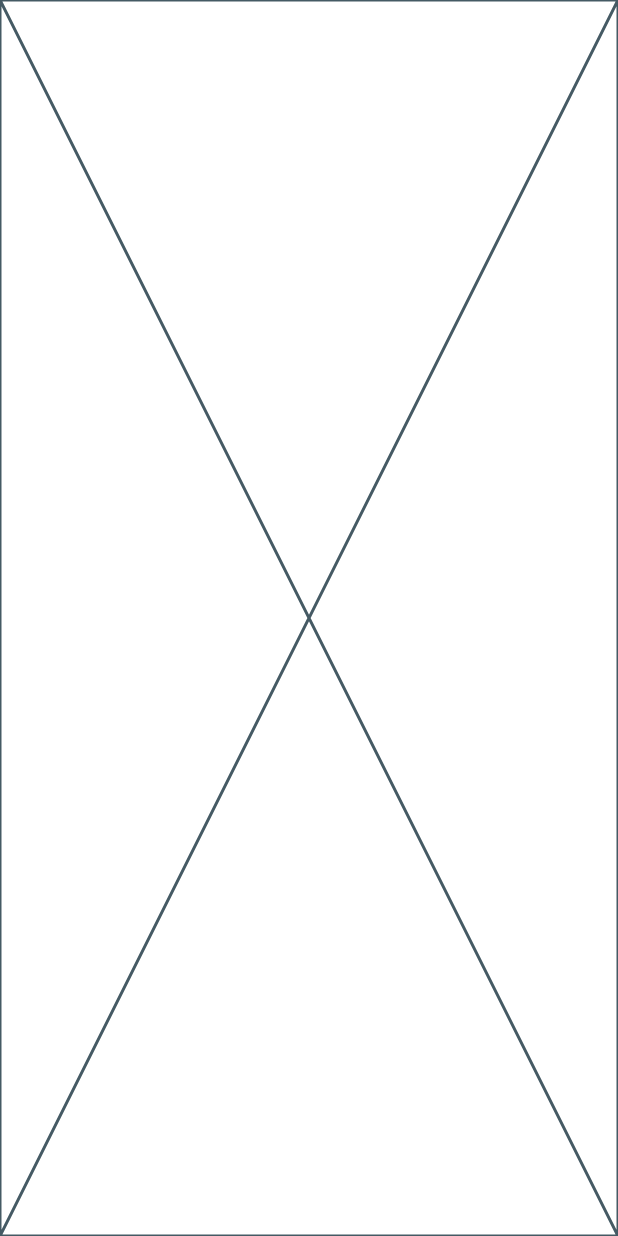
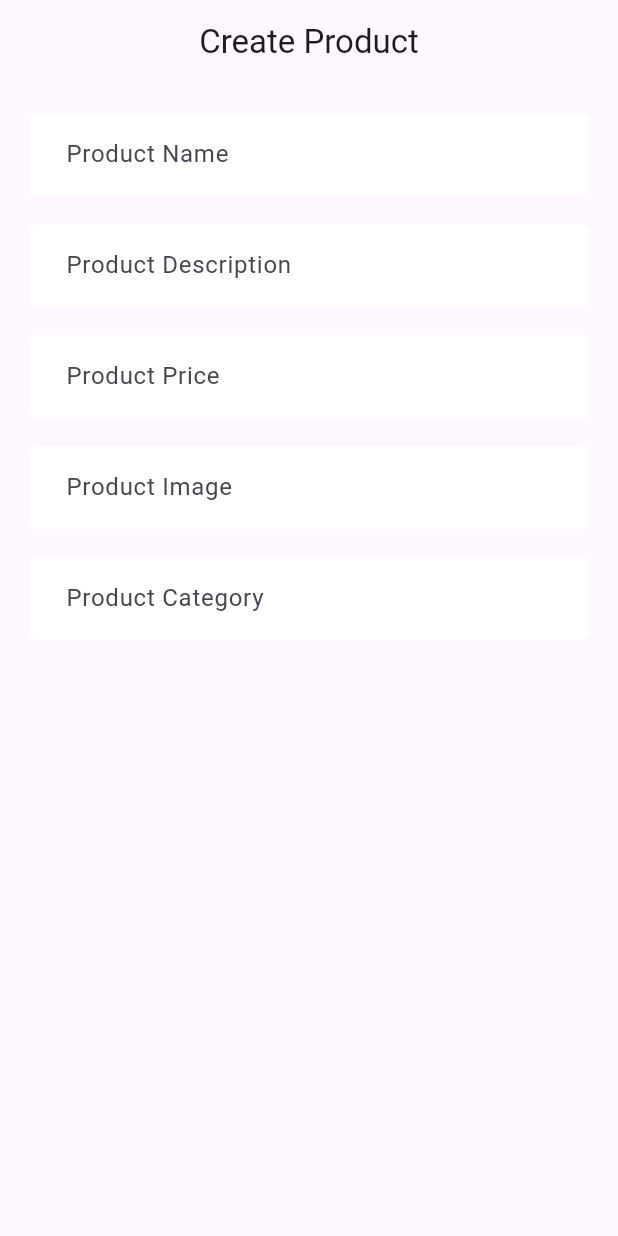
Before and after one commit to sabbirafmkhan/crudapp1, a Flutter app: the screen it shows after launch, on a phone screen of 412 x 824 dp. Run offline on Flutter 3.47's test engine with Material 3 defaults, Android fonts, the phone set to English and light mode, and no system bars.

Commit message:
create screen and style button add

```diff
--- a/lib/main.dart
+++ b/lib/main.dart
@@ -2,7 +2,7 @@ import 'package:crudapp1/screens/ProductCreateScreen.dart';
 import 'package:flutter/material.dart';
 
 void main() {
-  runApp(const MyApp());
+  runApp(MyApp());
 }
 
 class MyApp extends StatelessWidget {
@@ -12,11 +12,8 @@ class MyApp extends StatelessWidget {
   @override
   Widget build(BuildContext context) {
     return MaterialApp(
-      title: 'Flutter Demo',
-      theme: ThemeData(
-        colorScheme: ColorScheme.fromSeed(seedColor: Colors.deepPurple),
-      ),
-      home: const ProductCreateScreen(),
+      debugShowCheckedModeBanner: false,
+      home: ProductCreateScreen(),
     );
   }
 }
--- a/lib/screens/ProductCreateScreen.dart
+++ b/lib/screens/ProductCreateScreen.dart
@@ -1,4 +1,6 @@
 import 'package:flutter/material.dart';
+
+import '../style/style.dart';
 
 class ProductCreateScreen extends StatefulWidget {
   const ProductCreateScreen({super.key});
@@ -10,6 +12,45 @@ class ProductCreateScreen extends StatefulWidget {
 class _ProductCreateScreenState extends State<ProductCreateScreen> {
   @override
   Widget build(BuildContext context) {
-    return const Placeholder();
+    return Scaffold(
+      appBar: AppBar(title: Text("Create Product"), centerTitle: true),
+      body: Stack(
+        children: [
+          Container(
+            child: SingleChildScrollView(
+              padding: EdgeInsets.all(20),
+              child: Column(
+                children: [
+                  TextFormField(
+                    onChanged: (value) {},
+                    decoration: appInputDecoration("Product Name"),
+                  ),
+                  SizedBox(height: 20),
+                  TextFormField(
+                    onChanged: (value) {},
+                    decoration: appInputDecoration("Product Description"),
+                  ),
+                  SizedBox(height: 20),
+                  TextFormField(
+                    onChanged: (value) {},
+                    decoration: appInputDecoration("Product Price"),
+                  ),
+                  SizedBox(height: 20),
+                  TextFormField(
+                    onChanged: (value) {},
+                    decoration: appInputDecoration("Product Image"),
+                  ),
+                  SizedBox(height: 20),
+                  TextFormField(
+                    onChanged: (value) {},
+                    decoration: appInputDecoration("Product Category"),
+                  ),
+                ],
+              ),
+            ),
+          ),
+        ],
+      ),
+    );
   }
 }
--- a/lib/style/style.dart
+++ b/lib/style/style.dart
@@ -0,0 +1,22 @@
+import 'package:flutter/material.dart';
+
+const colorRed = Color.fromRGBO(216, 64, 64, 1);
+const colorGreen = Color.fromRGBO(137, 172, 70, 1);
+const colorWhite = Color.fromRGBO(255, 255, 255, 1);
+const colorDarkBlue = Color.fromRGBO(45, 51, 107, 1);
+
+InputDecoration appInputDecoration(label) {
+  return InputDecoration(
+    focusedBorder: const OutlineInputBorder(
+      borderSide: BorderSide(color: colorGreen, width: 1.0),
+    ),
+    fillColor: colorWhite,
+    filled: true,
+    contentPadding: EdgeInsets.fromLTRB(20, 10, 10, 20),
+    enabledBorder: const OutlineInputBorder(
+      borderSide: BorderSide(color: colorWhite, width: 0),
+    ),
+    border: OutlineInputBorder(),
+    labelText: label,
+  );
+}
--- a/pubspec.yaml
+++ b/pubspec.yaml
@@ -35,6 +35,7 @@ dependencies:
   # Use with the CupertinoIcons class for iOS style icons.
   cupertino_icons: ^1.0.8
   http: ^1.3.0
+  flutter_svg: ^2.0.17
 
 dev_dependencies:
   flutter_test:
```
Also changed, not shown: pubspec.lock, 1 other file.
